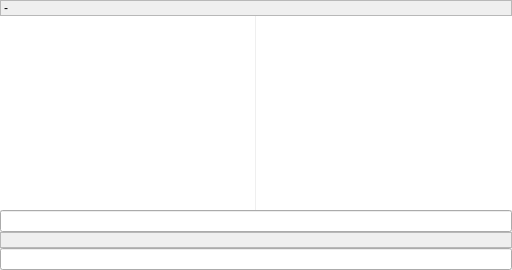
The window that Quazaa/UI/widgetircmessageview.ui (c3c/quazaa) describes before a commit, drawn with Qt 5.
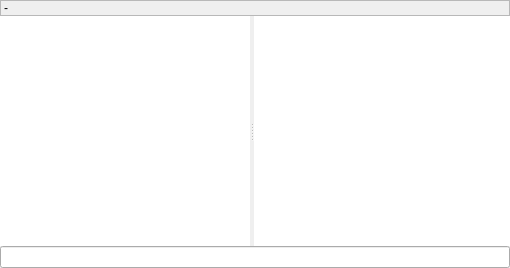
The same window after the commit. Custom widgets are drawn as their Qt base class.

Commit message:
Returned to using WidgetReturnEmitTextEdit for IRC chat input.
Modified completer to accept either a WidgetReturnEmitTextEdit or
HistoryLineEdit for input.

```diff
--- a/Quazaa/UI/widgetircmessageview.ui
+++ b/Quazaa/UI/widgetircmessageview.ui
@@ -6,8 +6,8 @@
    <rect>
     <x>0</x>
     <y>0</y>
-    <width>512</width>
-    <height>270</height>
+    <width>510</width>
+    <height>268</height>
    </rect>
   </property>
   <layout class="QVBoxLayout" name="verticalLayout">
@@ -29,7 +29,7 @@
    <item>
     <widget class="QLabel" name="topicLabel">
      <property name="sizePolicy">
-      <sizepolicy hsizetype="Preferred" vsizetype="Maximum">
+      <sizepolicy hsizetype="Preferred" vsizetype="Preferred">
        <horstretch>0</horstretch>
        <verstretch>0</verstretch>
       </sizepolicy>
@@ -64,16 +64,13 @@
     <widget class="QSplitter" name="splitter">
      <property name="sizePolicy">
       <sizepolicy hsizetype="Expanding" vsizetype="Expanding">
-       <horstretch>0</horstretch>
+       <horstretch>1</horstretch>
        <verstretch>0</verstretch>
       </sizepolicy>
      </property>
      <property name="orientation">
       <enum>Qt::Horizontal</enum>
      </property>
-     <property name="handleWidth">
-      <number>1</number>
-     </property>
      <widget class="TextBrowser" name="textBrowser">
       <property name="sizePolicy">
        <sizepolicy hsizetype="Expanding" vsizetype="Expanding">
@@ -94,16 +91,7 @@
        <bool>false</bool>
       </property>
      </widget>
-     <widget class="UserListView" name="listView">
-      <property name="sizePolicy">
-       <sizepolicy hsizetype="Expanding" vsizetype="Expanding">
-        <horstretch>0</horstretch>
-        <verstretch>0</verstretch>
-       </sizepolicy>
-      </property>
-      <property name="focusPolicy">
-       <enum>Qt::NoFocus</enum>
-      </property>
+     <widget class="ListViewIrcUsers" name="listView">
       <property name="frameShape">
        <enum>QFrame::NoFrame</enum>
       </property>
@@ -117,29 +105,7 @@
     <widget class="SearchEditor" name="searchEditor"/>
    </item>
    <item>
-    <widget class="QLabel" name="helpLabel">
-     <property name="sizePolicy">
-      <sizepolicy hsizetype="Ignored" vsizetype="Maximum">
-       <horstretch>0</horstretch>
-       <verstretch>0</verstretch>
-      </sizepolicy>
-     </property>
-     <property name="autoFillBackground">
-      <bool>true</bool>
-     </property>
-     <property name="frameShape">
-      <enum>QFrame::StyledPanel</enum>
-     </property>
-     <property name="frameShadow">
-      <enum>QFrame::Raised</enum>
-     </property>
-     <property name="wordWrap">
-      <bool>true</bool>
-     </property>
-    </widget>
-   </item>
-   <item>
-    <widget class="LineEditor" name="lineEditor"/>
+    <layout class="QHBoxLayout" name="horizontalLayoutChatInput"/>
    </item>
   </layout>
  </widget>
@@ -156,12 +122,7 @@
    <container>1</container>
   </customwidget>
   <customwidget>
-   <class>LineEditor</class>
-   <extends>QLineEdit</extends>
-   <header>lineeditor.h</header>
-  </customwidget>
-  <customwidget>
-   <class>UserListView</class>
+   <class>ListViewIrcUsers</class>
    <extends>QListView</extends>
    <header>userlistview.h</header>
   </customwidget>
```
Left out of the diff: 19 changed lines with no effect on the pictures. The commit also changes 14 other files.
